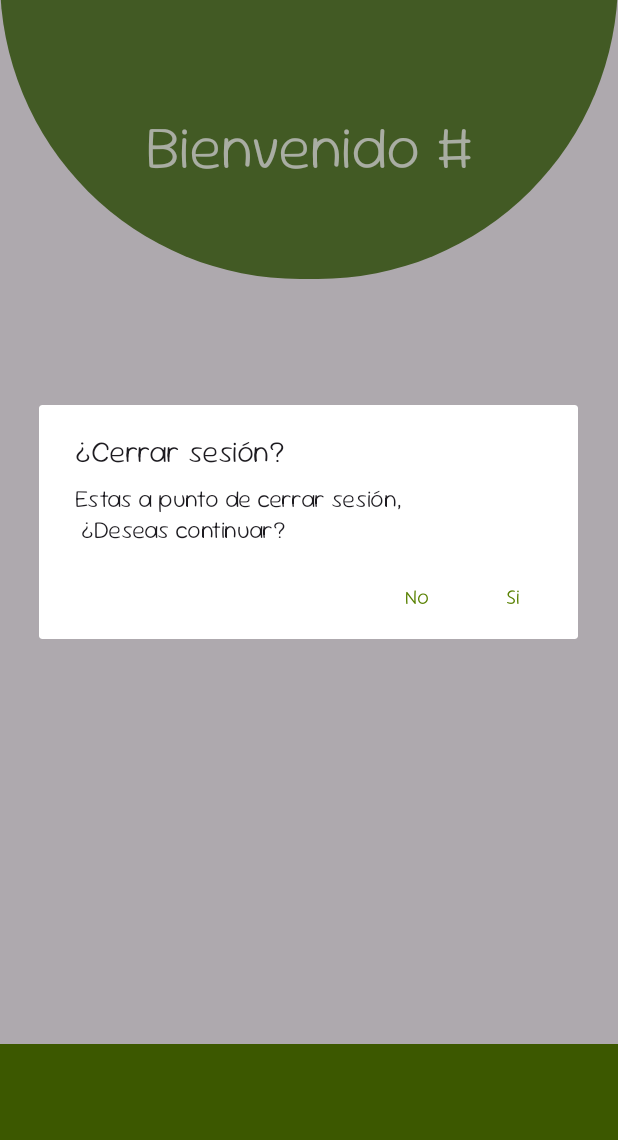
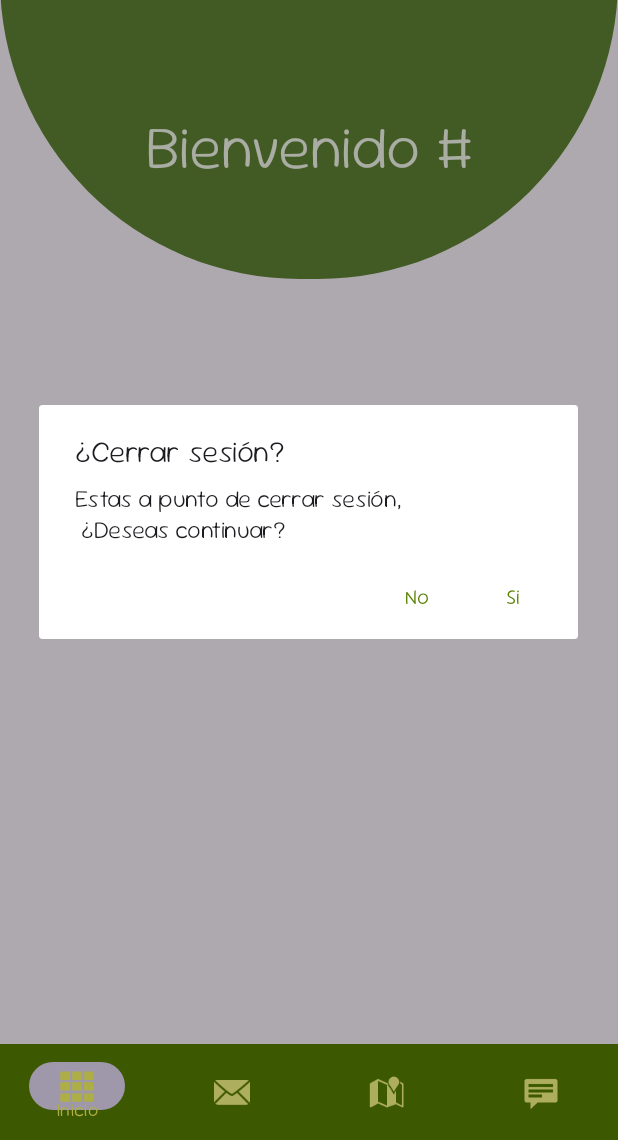
Before and after one commit to LennyRocha/DisenoApps, an Android app: the Inicio screen opened directly, with no data from a screen before it, in the options menu, after a tap on "Cerrar sesión", on a phone screen of 412 x 824 dp, the part 96-1236 px from its top. Run offline under Robolectric (Android 15) with nearby library versions, the light colour scheme and no system bars.

Commit message:
Utilizaremos fragments para el menú principal

```diff
--- /dev/null
+++ b/app/src/main/java/mx/edu/utez/patrullaambiental/Frag_inicio.kt
@@ -0,0 +1,33 @@
+package mx.edu.utez.patrullaambiental
+
+import android.content.Context
+import android.os.Bundle
+import androidx.fragment.app.Fragment
+import android.view.LayoutInflater
+import android.view.View
+import android.view.ViewGroup
+import mx.edu.utez.patrullaambiental.databinding.FragmentInicioBinding
+
+class Frag_inicio : Fragment() {
+    // Variable para el binding
+    private var _binding: FragmentInicioBinding? = null
+    private val binding get() = _binding!!
+
+    override fun onCreateView(
+        inflater: LayoutInflater, container: ViewGroup?,
+        savedInstanceState: Bundle?
+    ): View? {
+        _binding = FragmentInicioBinding.inflate(inflater, container, false)
+
+        val sharedPreferences = requireActivity().getSharedPreferences("archivo", Context.MODE_PRIVATE)
+        val valor = sharedPreferences.getString("usuario","#")
+        binding.txtBienvenido.setText(resources.getString(R.string.bienve)+" "+valor)
+
+        return binding.root
+    }
+
+    override fun onDestroyView() {
+        super.onDestroyView()
+        _binding = null  // Evitar memory leaks
+    }
+}
--- a/app/src/main/java/mx/edu/utez/patrullaambiental/Inicio.kt
+++ b/app/src/main/java/mx/edu/utez/patrullaambiental/Inicio.kt
@@ -1,18 +1,18 @@
 package mx.edu.utez.patrullaambiental
 
 import android.content.Context
+import android.content.Intent
 import android.os.Bundle
 import android.view.Menu
 import android.view.MenuItem
-import android.widget.Toast
-import androidx.activity.enableEdgeToEdge
+import androidx.fragment.app.Fragment
 import androidx.appcompat.app.AlertDialog
 import androidx.appcompat.app.AppCompatActivity
-import androidx.core.view.ViewCompat
-import androidx.core.view.WindowInsetsCompat
 import mx.edu.utez.patrullaambiental.databinding.ActivityInicioBinding
 
 class Inicio : AppCompatActivity() {
+    private val fragment1 = Frag_inicio()
+    private val fragment2 = Frag_mapa()
     private lateinit var binding : ActivityInicioBinding
     override fun onCreate(savedInstanceState: Bundle?) {
         super.onCreate(savedInstanceState)
@@ -23,10 +23,36 @@ class Inicio : AppCompatActivity() {
 
         val sharedPreferences = getSharedPreferences("archivo", Context.MODE_PRIVATE)
         val valor = sharedPreferences.getString("usuario","#")
-        binding.txtBienvenido.setText(resources.getString(R.string.bienve)+" "+valor)
 
+        // Configuramos el listener para el BottomNavigationView
+        binding.myToolbar2.setOnNavigationItemSelectedListener { item ->
+            when (item.itemId) {
+                R.id.item1 -> {
+                    loadFragment(fragment1)
+                    true
+                }
+                R.id.item2 -> {
+                    loadFragment(fragment2)
+                    true
+                }
+                /*R.id.item3 -> {
+                    loadFragment(thirdFragment)
+                    true
+                }*/
+                else -> false
+            }
+        }
 
+        // Cargar el primer fragmento por defecto
+        loadFragment(fragment1)
     }
+
+    private fun loadFragment(fragment: Fragment) {
+        val transaction = supportFragmentManager.beginTransaction()
+        transaction.replace(binding.contenedor.id, fragment)
+        transaction.commit()
+    }
+
 
     //Asigne el menú a la activity (se va a ver)
     override fun onCreateOptionsMenu(menu: Menu?): Boolean {
@@ -49,7 +75,9 @@ class Inicio : AppCompatActivity() {
                         remove("usuario")
                         commit()
                     }
-                    finish()
+                    val intent = Intent(this@Inicio,MainActivity::class.java)
+                        intent.flags = Intent.FLAG_ACTIVITY_CLEAR_TASK or Intent.FLAG_ACTIVITY_NEW_TASK
+                        startActivity(intent)
                 }
                 builder.setNegativeButton("No") { dialog, _ ->
                     dialog.cancel()
--- /dev/null
+++ b/app/src/main/res/color/nav_item_color.xml
@@ -0,0 +1,6 @@
+<?xml version="1.0" encoding="utf-8"?>
+<!-- nav_item_colors.xml -->
+<selector xmlns:android="http://schemas.android.com/apk/res/android">
+    <item android:state_checked="true" android:color="@color/colorAccentNight" />
+    <item android:color="@color/colorAccent"/>
+</selector>
--- a/app/src/main/res/layout/activity_inicio.xml
+++ b/app/src/main/res/layout/activity_inicio.xml
@@ -7,60 +7,15 @@
     android:layout_height="match_parent"
     tools:context=".Inicio">
 
-    <RelativeLayout
-        android:id="@+id/relativeLayout2"
+    <FrameLayout
+        android:id="@+id/contenedor"
         android:layout_width="match_parent"
         android:layout_height="match_parent"
-        app:layout_constraintEnd_toEndOf="@+id/scrollView2"
-        app:layout_constraintStart_toStartOf="parent"
-        app:layout_constraintTop_toTopOf="parent">
-
-        <View
-            android:id="@+id/view"
-            android:layout_width="match_parent"
-            android:layout_height="500dp"
-            android:layout_alignParentStart="true"
-            android:layout_alignParentTop="true"
-            android:layout_alignParentEnd="true"
-            android:layout_marginTop="-250dp"
-            android:background="@drawable/circulo2"
-            android:foregroundTint="#000000" />
-
-        <TextView
-            android:id="@+id/txtBienvenido"
-            android:layout_width="wrap_content"
-            android:layout_height="16dp"
-            android:layout_alignBottom="@+id/view"
-            android:layout_alignParentStart="true"
-            android:layout_alignParentTop="true"
-            android:layout_alignParentEnd="true"
-            android:layout_marginStart="25dp"
-            android:layout_marginTop="100dp"
-            android:layout_marginEnd="25dp"
-            android:layout_marginBottom="25dp"
-            android:fontFamily="@font/sour_gummy_extra_bold"
-            android:gravity="center"
-            android:hint="BIENVENIDO USERNAME"
-            android:textColor="@color/colorOnPrimary"
-            android:textSize="40sp"
-            app:layout_constraintEnd_toEndOf="parent"
-            app:layout_constraintStart_toStartOf="parent" />
-
-    </RelativeLayout>
-
-    <ScrollView
-        android:id="@+id/scrollView2"
-        android:layout_width="match_parent"
-        android:layout_height="match_parent"
-        app:layout_constraintBottom_toBottomOf="parent"
-        app:layout_constraintEnd_toEndOf="parent"
-        app:layout_constraintStart_toStartOf="parent"
-        app:layout_constraintTop_toTopOf="parent">
-
-    </ScrollView>
+        app:layout_constraintTop_toTopOf="@+id/my_toolbar"/>
 
     <androidx.appcompat.widget.Toolbar
         android:id="@+id/my_toolbar"
+        style="@style/downMenu"
         android:layout_width="0dp"
         android:layout_height="wrap_content"
         android:background="?attr/colorPrimary"
@@ -70,9 +25,10 @@
         app:layout_constraintHorizontal_bias="0.0"
         app:layout_constraintStart_toStartOf="parent"
         app:layout_constraintTop_toTopOf="parent"
+        app:menu="@menu/menu"
         app:titleTextColor="@color/colorOnPrimary" />
 
-    <androidx.appcompat.widget.Toolbar
+    <com.google.android.material.bottomnavigation.BottomNavigationView
         android:id="@+id/my_toolbar2"
         android:layout_width="0dp"
         android:layout_height="wrap_content"
@@ -82,5 +38,10 @@
         app:layout_constraintBottom_toBottomOf="parent"
         app:layout_constraintEnd_toEndOf="parent"
         app:layout_constraintStart_toStartOf="parent"
-        app:titleTextColor="@color/colorOnPrimary" />
+        app:titleTextColor="@color/colorOnPrimary"
+        app:menu="@menu/menu_botton"
+        app:labelVisibilityMode="selected"
+        app:itemRippleColor="@color/colorPrimaryDark"
+        style="@style/downMenu"/>
+
 </androidx.constraintlayout.widget.ConstraintLayout>
--- /dev/null
+++ b/app/src/main/res/layout/fragment_inicio.xml
@@ -0,0 +1,62 @@
+<?xml version="1.0" encoding="utf-8"?>
+<FrameLayout xmlns:android="http://schemas.android.com/apk/res/android"
+    xmlns:app="http://schemas.android.com/apk/res-auto"
+    xmlns:tools="http://schemas.android.com/tools"
+    android:layout_width="match_parent"
+    android:layout_height="match_parent"
+    tools:context=".Frag_inicio">
+
+    <!-- TODO: Update blank fragment layout -->
+    <RelativeLayout
+        android:id="@+id/relativeLayout2"
+        android:layout_width="match_parent"
+        android:layout_height="match_parent"
+        app:layout_constraintEnd_toEndOf="@+id/scrollView2"
+        app:layout_constraintStart_toStartOf="parent"
+        app:layout_constraintTop_toTopOf="parent">
+
+        <View
+            android:id="@+id/view"
+            android:layout_width="match_parent"
+            android:layout_height="500dp"
+            android:layout_alignParentStart="true"
+            android:layout_alignParentTop="true"
+            android:layout_alignParentEnd="true"
+            android:layout_marginTop="-250dp"
+            android:background="@drawable/circulo2"
+            android:foregroundTint="#000000" />
+
+        <TextView
+            android:id="@+id/txtBienvenido"
+            android:layout_width="wrap_content"
+            android:layout_height="16dp"
+            android:layout_alignBottom="@+id/view"
+            android:layout_alignParentStart="true"
+            android:layout_alignParentTop="true"
+            android:layout_alignParentEnd="true"
+            android:layout_marginStart="25dp"
+            android:layout_marginTop="100dp"
+            android:layout_marginEnd="25dp"
+            android:layout_marginBottom="25dp"
+            android:fontFamily="@font/sour_gummy_extra_bold"
+            android:gravity="center"
+            android:hint="BIENVENIDO USERNAME"
+            android:textColor="@color/colorOnPrimary"
+            android:textSize="40sp"
+            app:layout_constraintEnd_toEndOf="parent"
+            app:layout_constraintStart_toStartOf="parent" />
+
+    </RelativeLayout>
+
+    <ScrollView
+        android:id="@+id/scrollView2"
+        android:layout_width="match_parent"
+        android:layout_height="match_parent"
+        app:layout_constraintBottom_toBottomOf="parent"
+        app:layout_constraintEnd_toEndOf="parent"
+        app:layout_constraintStart_toStartOf="parent"
+        app:layout_constraintTop_toTopOf="parent">
+
+    </ScrollView>
+
+</FrameLayout>
--- a/app/src/main/res/menu/menu.xml
+++ b/app/src/main/res/menu/menu.xml
@@ -6,6 +6,7 @@
         android:id="@+id/camara"
         android:icon="@android:drawable/ic_menu_camera"
         android:title="foto"
+        android:iconTint="@color/colorAccent"
         app:showAsAction="always" />
     <item
         android:id="@+id/perfil"
--- a/app/src/main/res/menu/menu_botton.xml
+++ b/app/src/main/res/menu/menu_botton.xml
@@ -1,4 +1,20 @@
 <?xml version="1.0" encoding="utf-8"?>
 <menu xmlns:android="http://schemas.android.com/apk/res/android">
 
+    <item
+        android:id="@+id/item1"
+        android:icon="@android:drawable/ic_dialog_dialer"
+        android:title="Inicio" />
+    <item
+        android:id="@+id/item2"
+        android:icon="@android:drawable/ic_dialog_email"
+        android:title="Mensajes" />
+    <item
+        android:id="@+id/item3"
+        android:icon="@android:drawable/ic_dialog_map"
+        android:title="Mapas" />
+    <item
+        android:id="@+id/item4"
+        android:icon="@android:drawable/stat_notify_chat"
+        android:title="Mensajes" />
 </menu>
--- a/app/src/main/res/values-night/themes.xml
+++ b/app/src/main/res/values-night/themes.xml
@@ -20,4 +20,10 @@
         <item name="android:windowBackground">@color/layoutColorNight</item>
         <item name="fontFamily">@font/sour_gummy</item>
     </style>
+
+    <style name="downMenuDark">
+        <item name="android:background">@color/colorPrimaryDark</item>
+        <item name="itemIconTint">@color/colorAccentNight</item>
+        <item name="itemTextColor">@color/colorAccentNight</item>
+    </style>
 </resources>
--- a/app/src/main/res/values/strings.xml
+++ b/app/src/main/res/values/strings.xml
@@ -12,4 +12,6 @@
     <string name="second_fragment_label">Second Fragment</string>
     <string name="next">Next</string>
     <string name="previous">Previous</string>
+    <!-- TODO: Remove or change this placeholder text -->
+    <string name="hello_blank_fragment">Hello blank fragment</string>
 </resources>
--- a/app/src/main/res/values/themes.xml
+++ b/app/src/main/res/values/themes.xml
@@ -17,6 +17,12 @@
         <item name="colorError">#E80729</item>
         <item name="colorOnError">#000000</item>
         <item name="fontFamily">@font/sour_gummy</item>
+        <item name="android:statusBarColor">@color/colorPrimaryDark</item>
+    </style>
+
+    <style name="downMenu">
+        <item name="itemIconTint">@color/nav_item_color</item>
+        <item name="itemTextColor">@color/nav_item_color</item>
     </style>
 
     <style name="Theme.PatrullaAmbiental" parent="Base.Theme.PatrullaAmbiental" />
```
Also changed, not shown: app/src/main/java/mx/edu/utez/patrullaambiental/Frag_mapa.kt (added, +59 -0 lines), app/src/main/res/layout/fragment_frag_mapa.xml (added, +25 -0 lines).
